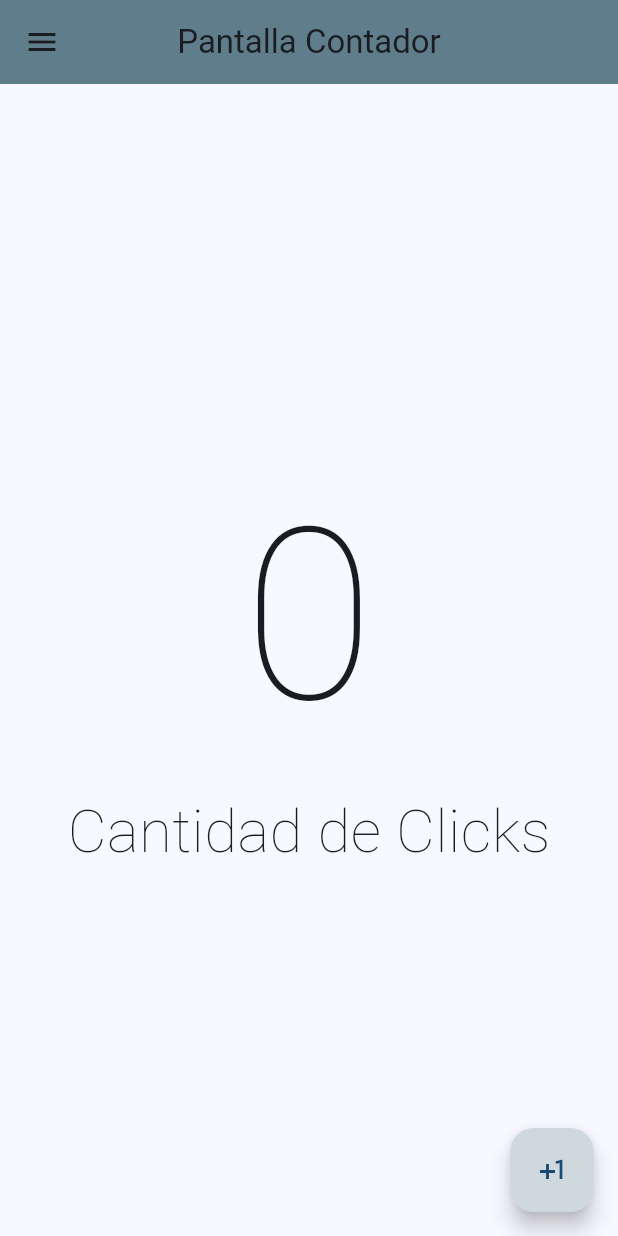
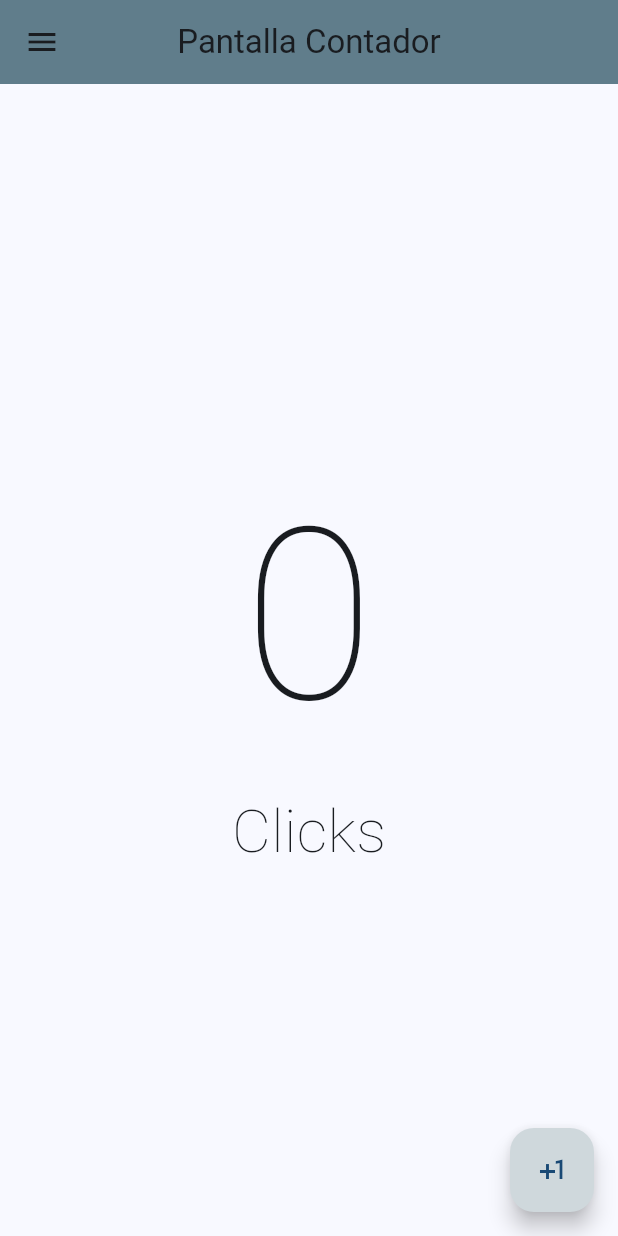
Before and after one commit to Rob-sanz/Dart-first-time, a Flutter app: the screen it shows after launch, on a phone screen of 412 x 824 dp. Run offline on Flutter 3.47's test engine with Material 3 defaults, Android fonts, the phone set to English and light mode, and no system bars.

Commit message:
Cambiar la palabra Clicks

```diff
--- a/Aplicaciones/hello_world_app/lib/presentacion/Pantallas/contadores/contador_pantalla.dart
+++ b/Aplicaciones/hello_world_app/lib/presentacion/Pantallas/contadores/contador_pantalla.dart
@@ -14,20 +14,23 @@ class _ContadorPantallaState extends State<ContadorPantalla> {
   @override
   Widget build(BuildContext context) {
     return Scaffold(
+
       drawer: Drawer(
-        backgroundColor: Colors.blueGrey[100],
+        backgroundColor: Colors.blueGrey[100],  //Cambia color del Drawer
       ),
+
       appBar: AppBar(
         title: const Text('Pantalla Contador'),
         centerTitle: true,  //Centra el titulo en appBar
         backgroundColor: Colors.blueGrey[500],  //Cambiar color del appBarr
       ),
-        body: Center( child:
+
+      body: Center( child:
         Column( mainAxisAlignment: MainAxisAlignment.center,
-        children: [
-          Text('$contadorDeClicks', style: const TextStyle(fontSize: 160 , fontWeight: FontWeight.w200),),
-          const Text('Cantidad de Clicks', style: TextStyle(fontSize:40 , fontWeight: FontWeight.w200),)
-        ],
+          children: [
+            Text('$contadorDeClicks', style: const TextStyle(fontSize: 160 , fontWeight: FontWeight.w200),),
+            Text('Click${contadorDeClicks == 1 ? '' : 's' }', style: const TextStyle(fontSize:40 , fontWeight: FontWeight.w200),)
+          ],
         ),
       ),
 
@@ -39,7 +42,6 @@ class _ContadorPantallaState extends State<ContadorPantalla> {
       child: const Icon(Icons.plus_one),  //Agrega Icono al button
       ),
 
-
     );
   }
 }
```
